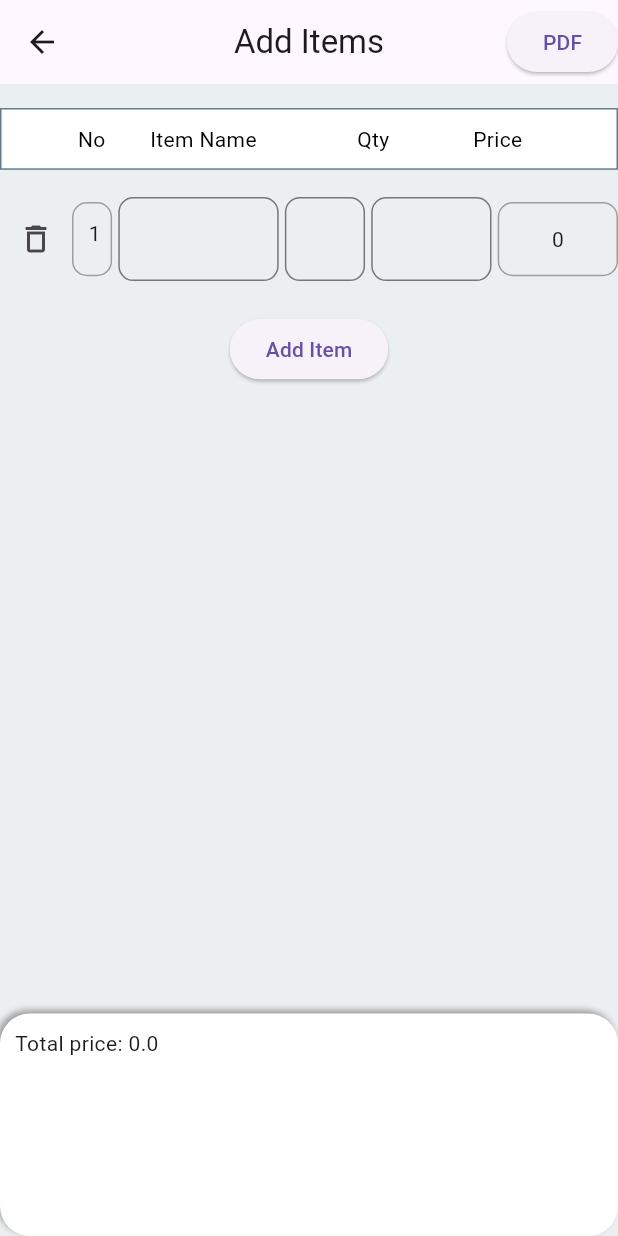
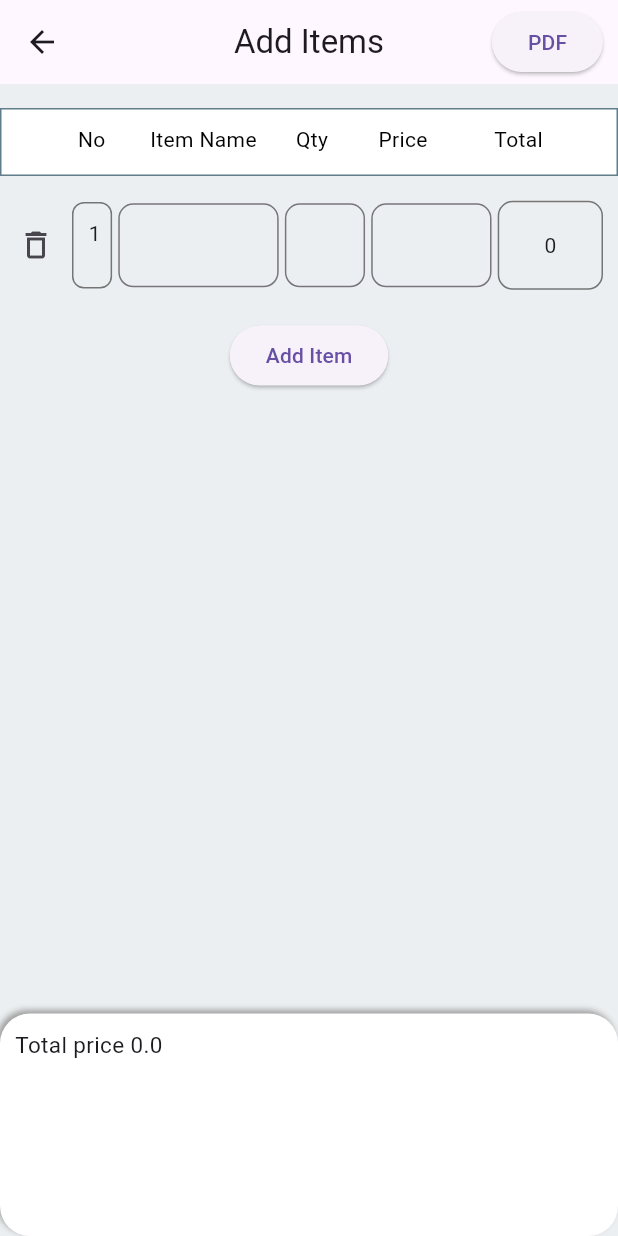
Before and after one commit to Aayushi0x9/invoice_generater, a Flutter app: the ItemPage screen opened by its route, on a phone screen of 412 x 824 dp. Run offline on Flutter 3.47's test engine with Material 3 defaults, Android fonts, the phone set to English and light mode, and no system bars; our stand-ins replace pdf, printing; network calls fail.

Commit message:
add Total Price

```diff
--- a/lib/Global/global.dart
+++ b/lib/Global/global.dart
@@ -1,4 +1,4 @@
-import 'package:flutter/cupertino.dart';
+import 'package:flutter/material.dart';
 
 class Globals {
   String? o_name, o_address, o_cmyname, logo, o_email;
@@ -20,6 +20,7 @@ class Globals {
       'itemController': TextEditingController(),
     }
   ];
+
   // List<TextEditingController> itemController = [
   //   TextEditingController(),
   // ];
--- a/lib/Pages/ItemPage/item_page.dart
+++ b/lib/Pages/ItemPage/item_page.dart
@@ -1,6 +1,9 @@
+import 'dart:developer';
+
 import 'package:flutter/material.dart';
 
 import '../../Global/global.dart';
+import '../../utils/routes_utils.dart';
 
 class ItemPage extends StatefulWidget {
   const ItemPage({super.key});
@@ -12,19 +15,10 @@ class ItemPage extends StatefulWidget {
 class _ItemPageState extends State<ItemPage> {
   List total = [];
   double allTotal = 0;
-
-  // int  totalprice() {
-  //   Globals.globals.items.forEach((e) {
-  //     allTotal = int.parse(e['qtyController'].text.toString()) *
-  //         int.parse(e['priceController'].text.toString());
-  //   });
-  //
-  //   return allTotal;
-  // }
+  GlobalKey<FormState> formKey = GlobalKey<FormState>();
 
   @override
   Widget build(BuildContext context) {
-    GlobalKey<FormState> formKey = GlobalKey<FormState>();
     Size size = MediaQuery.of(context).size;
     double h = size.height;
     double w = size.width;
@@ -41,15 +35,20 @@ class _ItemPageState extends State<ItemPage> {
           actions: [
             ElevatedButton(
               onPressed: () {
-                // Navigator.of(context).pushNamed(MyRotes.pdfPage);
+                Navigator.of(context).pushNamed(MyRotes.pdfPage);
               },
               child: const Text('PDF'),
             ),
+            SizedBox(
+              width: 10,
+            )
           ],
         ),
         backgroundColor: Colors.blueGrey.shade50,
         body: Padding(
           padding: const EdgeInsets.only(top: 16),
+          child: Form(
+            key: formKey,
             child: Column(
               children: [
                 Row(
@@ -57,7 +56,7 @@ class _ItemPageState extends State<ItemPage> {
                     Expanded(
                       child: Container(
                         padding: const EdgeInsets.all(10),
-                      height: h * 0.05,
+                        height: h * 0.055,
                         margin: const EdgeInsets.only(bottom: 5),
                         decoration: BoxDecoration(
                           color: Colors.white,
@@ -67,7 +66,7 @@ class _ItemPageState extends State<ItemPage> {
                           ),
                         ),
                         child: const Text(
-                        '           No        Item Name                  Qty               Price                   Total',
+                          '           No        Item Name       Qty         Price            Total',
                           style: TextStyle(color: Colors.black),
                         ),
                       ),
@@ -76,13 +75,10 @@ class _ItemPageState extends State<ItemPage> {
                 ),
                 ...List.generate(
                   Globals.globals.items.length,
-                (index) => Form(
-                  key: formKey,
-                  child: Row(
+                  (index) => Row(
                     children: [
                       IconButton(
                         onPressed: () {
-                          Globals.globals.items.removeAt(index);
                           Globals.globals.items.removeAt(index);
                           setState(() {});
                         },
@@ -93,12 +89,12 @@ class _ItemPageState extends State<ItemPage> {
                         flex: 1,
                         child: Container(
                           padding: EdgeInsets.all(10),
-                          height: h * 0.06,
+                          height: h * 0.07,
                           width: w * 0.2,
                           child: Text('${index + 1}'),
                           decoration: BoxDecoration(
-                              borderRadius: BorderRadius.circular(10),
-                              border: Border.all(color: Colors.grey)),
+                              borderRadius: BorderRadius.circular(8),
+                              border: Border.all(color: Colors.grey.shade600)),
                         ),
                       ),
                       SizedBox(width: w * 0.01),
@@ -108,6 +104,7 @@ class _ItemPageState extends State<ItemPage> {
                         child: TextFormField(
                           controller: Globals.globals.items[index]
                               ['itemController'],
+
                           onChanged: (val) {
                             Globals.globals.items[index]['item name'] = val;
                           },
@@ -132,6 +129,7 @@ class _ItemPageState extends State<ItemPage> {
                           onChanged: (val) {
                             Globals.globals.items[index]['qty'] =
                                 int.parse(val);
+                            Globals.globals.items[index]['total'].add(total);
                           },
                           // initialValue: Globals.globals.,
                           textInputAction: TextInputAction.next,
@@ -155,13 +153,11 @@ class _ItemPageState extends State<ItemPage> {
                                 Globals.globals.items[index]['price'] *
                                     Globals.globals.items[index]['qty'];
                             setState(() {});
+                            allTotal += Globals.globals.items[index]['total'];
                           },
                           onChanged: (val) {
                             Globals.globals.items[index]['price'] =
                                 int.parse(val);
-                            // Globals.globals.items[index]['total'] =
-                            //     Globals.globals.items[index]['price'] *
-                            //         Globals.globals.items[index]['qty'];
                           },
                           textInputAction: TextInputAction.next,
                           keyboardType: TextInputType.number,
@@ -177,23 +173,24 @@ class _ItemPageState extends State<ItemPage> {
                       Expanded(
                         flex: 3,
                         child: Container(
+                          margin: EdgeInsets.only(right: 10),
                           padding: const EdgeInsets.all(10),
-                          height: h * 0.06,
+                          height: h * 0.072,
                           width: w * 0.2,
                           decoration: BoxDecoration(
                             borderRadius: BorderRadius.circular(10),
-                            border: Border.all(color: Colors.grey),
+                            border: Border.all(color: Colors.grey.shade600),
                           ),
                           alignment: Alignment.center,
                           child:
                               Text("${Globals.globals.items[index]['total']}"),
                         ),
                       ),
+
                       SizedBox(
                         height: h * 0.1,
                       ),
                     ],
-                  ),
                   ),
                 ),
                 SizedBox(
@@ -204,9 +201,6 @@ class _ItemPageState extends State<ItemPage> {
                   children: [
                     ElevatedButton(
                       onPressed: () {
-                      // Globals.globals.itemController
-                      //     .add(TextEditingController(),
-                      // );
                         Globals.globals.items.add({
                           'item name': '',
                           'qty': '',
@@ -217,6 +211,7 @@ class _ItemPageState extends State<ItemPage> {
                           'totalController': TextEditingController(),
                           'itemController': TextEditingController(),
                         });
+                        log("List Length: ${Globals.globals.items.length}");
                         setState(() {});
                       },
                       child: const Text('Add Item'),
@@ -243,7 +238,10 @@ class _ItemPageState extends State<ItemPage> {
                   child: Column(
                     children: [
                       Text(
-                      "Total price: ${allTotal}",
+                        "Total price ${allTotal}",
+                        style: TextStyle(
+                          fontSize: 15,
+                        ),
                       )
                     ],
                   ),
@@ -252,6 +250,7 @@ class _ItemPageState extends State<ItemPage> {
             ),
           ),
         ),
+      ),
     );
   }
 }
```
Lines whose indentation alone changed are shown as unchanged.
